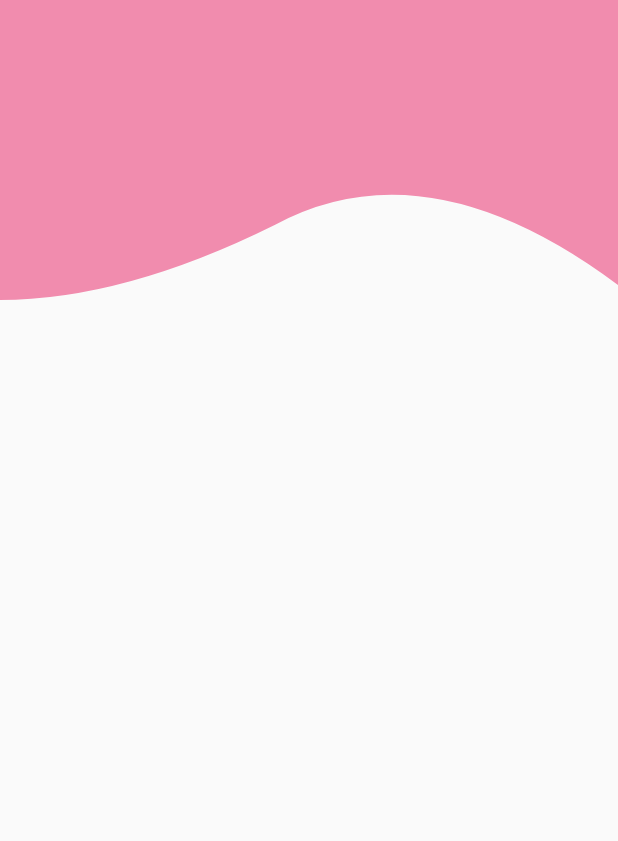
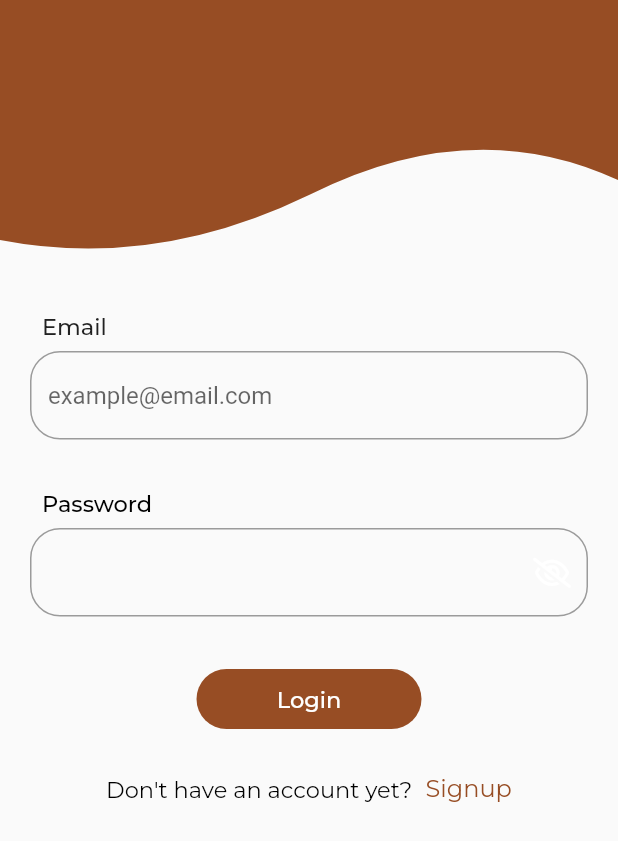
Before and after one commit to naomitimm/TopPot, a Flutter app: the screen it shows after launch, after a tap on "Login", on a phone screen of 412 x 824 dp. Shown: the top 841 px of the screen. Run offline on Flutter 3.47's test engine with Material 2 defaults, Android fonts, the phone set to English and light mode, and no system bars; our stand-ins replace font_awesome_flutter, google_fonts.

Commit message:
login-ui

```diff
--- a/top_pot_app/lib/main.dart
+++ b/top_pot_app/lib/main.dart
@@ -1,5 +1,6 @@
 import 'package:flutter/material.dart';
 import 'package:top_pot_app/presentation/auth/landing_page.dart';
+import 'package:top_pot_app/presentation/auth/login_page.dart';
 
 void main() {
   runApp(const TopPotApp());
--- a/top_pot_app/lib/presentation/auth/login_page.dart
+++ b/top_pot_app/lib/presentation/auth/login_page.dart
@@ -1,7 +1,6 @@
-import 'package:flutter/src/foundation/key.dart';
-import 'package:flutter/src/widgets/framework.dart';
-
+import 'package:top_pot_app/presentation/auth/signup_page.dart';
 import 'package:top_pot_app/presentation/exports.dart';
+import 'package:top_pot_app/presentation/nav/home.dart';
 
 class LoginPage extends StatefulWidget {
   const LoginPage({Key? key}) : super(key: key);
@@ -11,19 +10,73 @@ class LoginPage extends StatefulWidget {
 }
 
 class _LoginPageState extends State<LoginPage> {
+  final emailController = TextEditingController();
+  final passwordController = TextEditingController();
   @override
   Widget build(BuildContext context) {
     return Scaffold(
         body: Column(
       children: [
-        Opacity(
-          opacity: 0.5,
-          child: ClipPath(
-              clipper: LoginWave(),
-              child: Container(
-                color: Colors.pink,
-                height: 200,
-              )),
+        ClipPath(
+            clipper: LoginWave(),
+            child: Container(
+              color: const Color.fromRGBO(151, 77, 36, 1),
+              height: 180,
+            )),
+        Align(
+          alignment: Alignment.bottomCenter,
+          child: Padding(
+            padding: const EdgeInsets.all(20.0),
+            child: Column(
+              children: [
+                AuthFields(
+                  controller: emailController,
+                  hintText: "Email",
+                  placeholder: "example@email.com",
+                ),
+                const SizedBox(
+                  height: 25,
+                ),
+                PasswordTextField(
+                    controller: passwordController, hintText: "Password"),
+                const SizedBox(
+                  height: 25,
+                ),
+                AuthButton1(
+                    text: "Login",
+                    color: Colors.white,
+                    navigator: () {
+                      Navigator.push(context,
+                          MaterialPageRoute(builder: ((context) {
+                        return const Home();
+                      })));
+                    }),
+                const SizedBox(
+                  height: 20,
+                ),
+                Row(
+                  mainAxisAlignment: MainAxisAlignment.center,
+                  children: [
+                    const IntroText(
+                        color: Colors.black,
+                        text: "Don't have an account yet? "),
+                    const SizedBox(
+                      width: 5,
+                    ),
+                    LinkText(
+                        color: const Color.fromRGBO(151, 77, 36, 1),
+                        text: "Signup",
+                        navigator: () {
+                          Navigator.push(context,
+                              MaterialPageRoute(builder: ((context) {
+                            return const SignupPage();
+                          })));
+                        })
+                  ],
+                )
+              ],
+            ),
+          ),
         )
       ],
     ));
--- a/top_pot_app/lib/presentation/auth/widgets/texts.dart
+++ b/top_pot_app/lib/presentation/auth/widgets/texts.dart
@@ -35,7 +35,7 @@ class IntroText extends StatelessWidget {
         style: GoogleFonts.montserrat(
           textStyle: TextStyle(
             color: color,
-            fontSize: 14,
+            fontSize: 15,
           ),
         ));
   }
@@ -66,3 +66,112 @@ class LinkText extends StatelessWidget {
     );
   }
 }
+
+class AuthFields extends StatelessWidget {
+  const AuthFields(
+      {Key? key,
+      required this.controller,
+      required this.hintText,
+      required this.placeholder})
+      : super(key: key);
+
+  final TextEditingController controller;
+  final String hintText;
+  final String placeholder;
+
+  @override
+  Widget build(BuildContext context) {
+    return Column(
+      crossAxisAlignment: CrossAxisAlignment.start,
+      children: [
+        Padding(
+          padding: const EdgeInsets.all(8.0),
+          child: Text(hintText,
+              style: GoogleFonts.montserrat(
+                textStyle:
+                    const TextStyle(fontSize: 15, fontWeight: FontWeight.w500),
+              )),
+        ),
+        TextFormField(
+          controller: controller,
+          decoration: InputDecoration(
+            focusedBorder: const OutlineInputBorder(
+                borderRadius: BorderRadius.all(Radius.circular(20)),
+                borderSide: BorderSide(
+                    width: 1, color: Color.fromRGBO(151, 77, 36, 1))),
+            hintText: placeholder,
+            border: const OutlineInputBorder(
+                borderRadius: BorderRadius.all(Radius.circular(20))),
+          ),
+        ),
+      ],
+    );
+  }
+}
+
+class PasswordTextField extends StatefulWidget {
+  PasswordTextField(
+      {Key? key,
+      required this.controller,
+      required this.hintText,
+      this.isVisible = true})
+      : super(key: key);
+
+  final TextEditingController controller;
+  final String hintText;
+  bool isVisible;
+  @override
+  State<PasswordTextField> createState() => _PasswordTextFieldState();
+}
+
+class _PasswordTextFieldState extends State<PasswordTextField> {
+  @override
+  Widget build(BuildContext context) {
+    bool showPassword = false;
+    return Column(
+      crossAxisAlignment: CrossAxisAlignment.start,
+      children: [
+        Padding(
+          padding: const EdgeInsets.all(8.0),
+          child: Text("Password",
+              style: GoogleFonts.montserrat(
+                textStyle: const TextStyle(
+                    color: Colors.black,
+                    fontSize: 15,
+                    fontWeight: FontWeight.w500),
+              )),
+        ),
+        TextFormField(
+          controller: widget.controller,
+          obscureText: !showPassword,
+          decoration: InputDecoration(
+            focusedBorder: const OutlineInputBorder(
+                borderRadius: BorderRadius.all(Radius.circular(20)),
+                borderSide: BorderSide(
+                    width: 1, color: Color.fromRGBO(151, 77, 36, 1))),
+            suffixIconColor: Colors.white,
+            suffixIcon: widget.isVisible
+                ? IconButton(
+                    onPressed: () {
+                      setState(() {
+                        showPassword = !showPassword;
+                      });
+                    },
+                    icon: FaIcon(
+                      showPassword
+                          ? FontAwesomeIcons.eye
+                          : FontAwesomeIcons.eyeSlash,
+                      size: 20,
+                    ),
+                  )
+                : null,
+            border: const OutlineInputBorder(
+                borderRadius: BorderRadius.all(
+              Radius.circular(20),
+            )),
+          ),
+        ),
+      ],
+    );
+  }
+}
--- a/top_pot_app/lib/presentation/auth/widgets/waves.dart
+++ b/top_pot_app/lib/presentation/auth/widgets/waves.dart
@@ -7,19 +7,19 @@ class LoginWave extends CustomClipper<Path> {
     double height = size.height;
     double width = size.width;
     //p0
-    path.lineTo(0, height);
+    path.lineTo(0, height - 20);
     //controlling point, p1
-    var firstControlling = Offset(width / 5, height);
+    var firstControlling = Offset(width / 4, height);
     // end point, p2
-    var firstEnd = Offset(width / 2.25, height - 50.0);
+    var firstEnd = Offset(width / 2, height - 50.0);
 
     path.quadraticBezierTo(
         firstControlling.dx, firstControlling.dy, firstEnd.dx, firstEnd.dy);
     // p2 is the new starting point, you dont have to write it down
-    var secondControlling = Offset(width - (width / 3.24), height - 105);
+    var secondControlling = Offset(width - (width / 4.24), height - 105);
     // p4, new end
 
-    var secondEnd = Offset(width, height - 10);
+    var secondEnd = Offset(width, height - 60);
     path.quadraticBezierTo(
         secondControlling.dx, secondControlling.dy, secondEnd.dx, secondEnd.dy);
     path.lineTo(width, 0);
--- a/top_pot_app/lib/presentation/exports.dart
+++ b/top_pot_app/lib/presentation/exports.dart
@@ -2,6 +2,7 @@
 export 'package:flutter/material.dart';
 export 'package:top_pot_app/presentation/auth/widgets/waves.dart';
 export 'package:google_fonts/google_fonts.dart';
+export 'package:font_awesome_flutter/font_awesome_flutter.dart';
 
 // pages
 export 'package:top_pot_app/presentation/auth/widgets/buttons.dart';
--- /dev/null
+++ b/top_pot_app/lib/presentation/nav/home.dart
@@ -0,0 +1,17 @@
+import 'package:flutter/src/foundation/key.dart';
+import 'package:flutter/src/widgets/framework.dart';
+import 'package:top_pot_app/presentation/exports.dart';
+
+class Home extends StatefulWidget {
+  const Home({Key? key}) : super(key: key);
+
+  @override
+  State<Home> createState() => _HomeState();
+}
+
+class _HomeState extends State<Home> {
+  @override
+  Widget build(BuildContext context) {
+    return Scaffold();
+  }
+}
--- a/top_pot_app/pubspec.yaml
+++ b/top_pot_app/pubspec.yaml
@@ -35,6 +35,7 @@ dependencies:
   # Use with the CupertinoIcons class for iOS style icons.
   cupertino_icons: ^1.0.2
   google_fonts: ^3.0.1
+  font_awesome_flutter: ^10.1.0
 
 dev_dependencies:
   flutter_test:
```
Also changed, not shown: top_pot_app/assets/icons/coffee-beans.png (added), top_pot_app/pubspec.lock.
